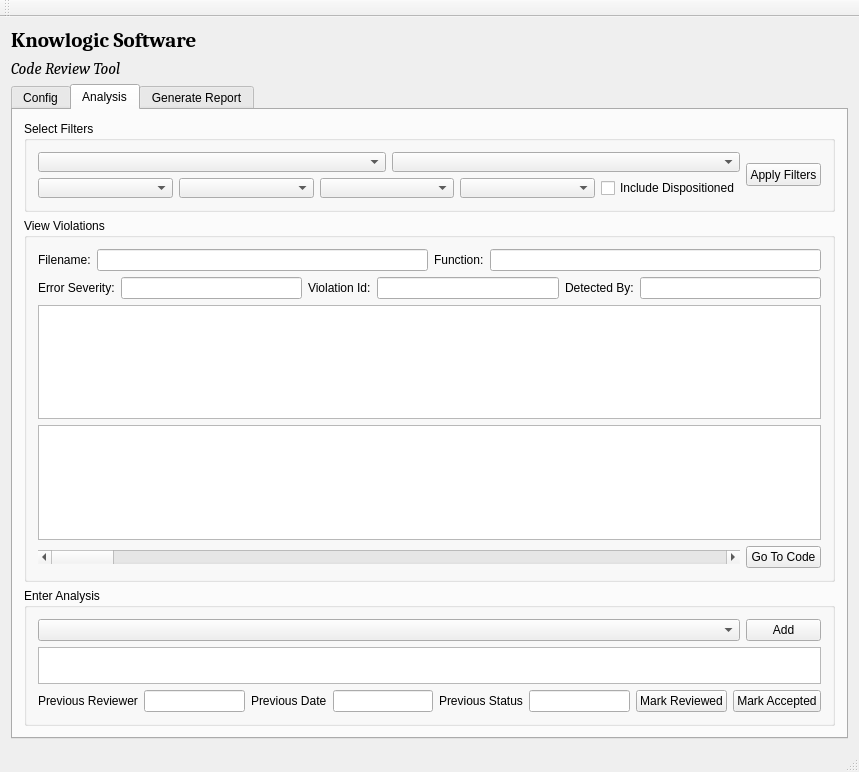
jvahue/codereview1, file crmainwindow.ui: the form before one commit.
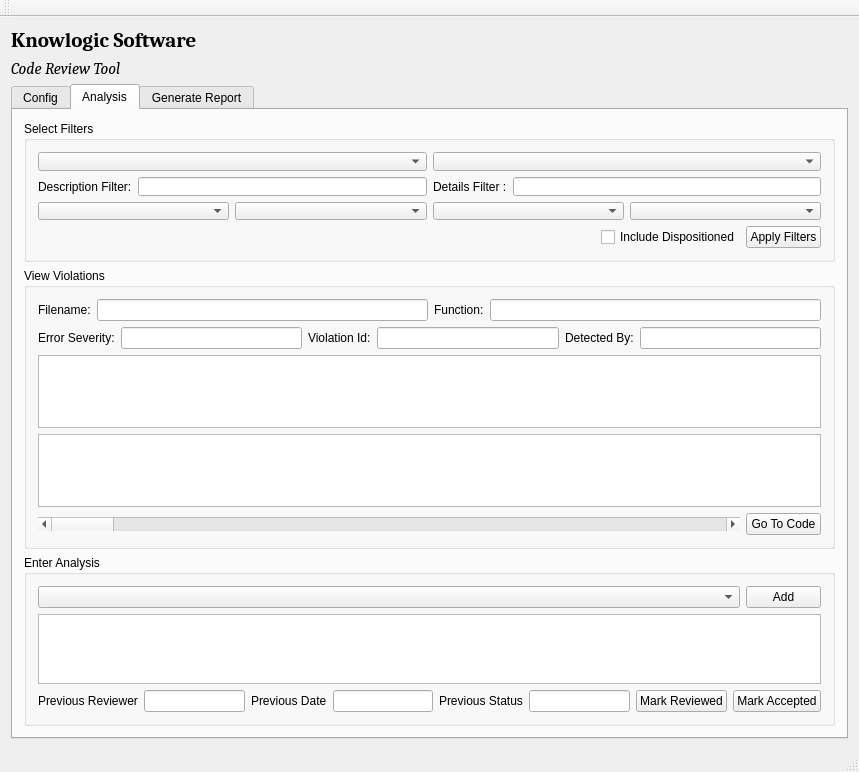
The form after the commit. The open tabs and pages were chosen to show the change.

Commit message: New lineEdits for detail/desc filters

What changed in the file:
```diff
--- a/crmainwindow.ui
+++ b/crmainwindow.ui
@@ -396,27 +396,22 @@
          <attribute name="title">
           <string>Analysis</string>
          </attribute>
-         <layout class="QVBoxLayout" name="verticalLayout_10">
+         <layout class="QVBoxLayout" name="verticalLayout_14">
           <item>
            <widget class="QGroupBox" name="groupBox_Filters">
             <property name="minimumSize">
              <size>
-              <width>809</width>
-              <height>91</height>
+              <width>811</width>
+              <height>141</height>
              </size>
             </property>
             <property name="title">
              <string>Select Filters</string>
             </property>
-            <layout class="QVBoxLayout" name="verticalLayout_23">
-             <item>
-              <layout class="QHBoxLayout" name="horizontalLayout_3">
-               <property name="topMargin">
-                <number>0</number>
-               </property>
-               <item>
                 <layout class="QVBoxLayout" name="verticalLayout_2">
                  <item>
+              <layout class="QVBoxLayout" name="verticalLayout_10">
+               <item>
                   <layout class="QHBoxLayout" name="horizontalLayout">
                    <property name="topMargin">
                     <number>0</number>
@@ -429,6 +424,38 @@
                    </item>
                   </layout>
                  </item>
+               <item>
+                <layout class="QHBoxLayout" name="horizontalLayout_15">
+                 <item>
+                  <layout class="QHBoxLayout" name="horizontalLayout_12">
+                   <item>
+                    <widget class="QLabel" name="label_18">
+                     <property name="text">
+                      <string>Description Filter:</string>
+                     </property>
+                    </widget>
+                   </item>
+                   <item>
+                    <widget class="QLineEdit" name="lineEditDescFilter"/>
+                   </item>
+                  </layout>
+                 </item>
+                 <item>
+                  <layout class="QHBoxLayout" name="horizontalLayout_3">
+                   <item>
+                    <widget class="QLabel" name="label_19">
+                     <property name="text">
+                      <string>Details Filter :</string>
+                     </property>
+                    </widget>
+                   </item>
+                   <item>
+                    <widget class="QLineEdit" name="lineEditDetailsFilter"/>
+                   </item>
+                  </layout>
+                 </item>
+                </layout>
+               </item>
                  <item>
                   <layout class="QHBoxLayout" name="horizontalLayout_2">
                    <item>
@@ -443,6 +470,27 @@
                    <item>
                     <widget class="QComboBox" name="comboBox_Status"/>
                    </item>
+                </layout>
+               </item>
+              </layout>
+             </item>
+             <item>
+              <layout class="QHBoxLayout" name="horizontalLayout_17">
+               <item>
+                <spacer name="horizontalSpacer">
+                 <property name="orientation">
+                  <enum>Qt::Horizontal</enum>
+                 </property>
+                 <property name="sizeHint" stdset="0">
+                  <size>
+                   <width>218</width>
+                   <height>20</height>
+                  </size>
+                 </property>
+                </spacer>
+               </item>
+               <item>
+                <layout class="QHBoxLayout" name="horizontalLayout_14">
                    <item>
                     <widget class="QCheckBox" name="dispositioned">
                      <property name="text">
@@ -450,10 +498,6 @@
                      </property>
                     </widget>
                    </item>
-                  </layout>
-                 </item>
-                </layout>
-               </item>
                <item>
                 <widget class="QPushButton" name="pushButton_ApplyFilters">
                  <property name="maximumSize">
@@ -470,6 +514,8 @@
               </layout>
              </item>
             </layout>
+             </item>
+            </layout>
             <zorder></zorder>
            </widget>
           </item>
@@ -477,14 +523,14 @@
            <widget class="QGroupBox" name="groupBox_Violations">
             <property name="minimumSize">
              <size>
-              <width>809</width>
-              <height>150</height>
+              <width>811</width>
+              <height>200</height>
              </size>
             </property>
             <property name="title">
              <string>View Violations</string>
             </property>
-            <layout class="QHBoxLayout" name="horizontalLayout_22">
+            <layout class="QVBoxLayout" name="verticalLayout_16">
              <item>
               <layout class="QVBoxLayout" name="verticalLayout_8">
                <item>
@@ -623,7 +669,7 @@
             <property name="minimumSize">
              <size>
               <width>811</width>
-              <height>129</height>
+              <height>171</height>
              </size>
             </property>
             <property name="title">
```
Left out of the diff: 18 changed lines with no effect on the pictures. Lines whose indentation alone changed are shown as unchanged. The commit also changes 1 other file.
